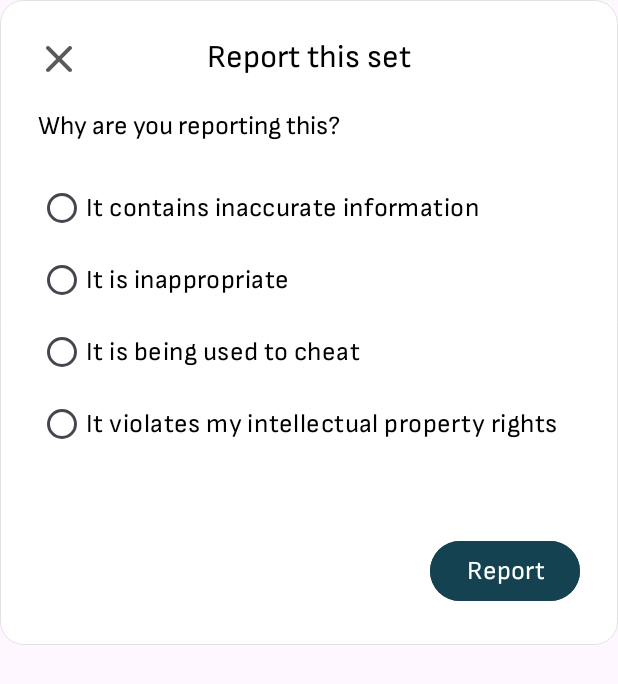
After one commit to natagzn/PrepWiseMobile, an Android app: the layout dialog_report.xml on its own in the app's theme, with its tools: preview values and no code run, on a phone screen of 412 x 824 dp. The commit adds this screen. Shown: the top 684 px of the screen. Run offline under Robolectric (Android 15) with nearby library versions, the phone set to English and light mode, and no system bars.

Commit message:
PS-37 Create report dialog

```diff
--- a/PrepWise/app/src/main/java/com/example/prepwise/activities/MainActivity.kt
+++ b/PrepWise/app/src/main/java/com/example/prepwise/activities/MainActivity.kt
@@ -70,10 +70,6 @@ class MainActivity : AppCompatActivity() {
 
         val bottomNavigationView = findViewById<BottomNavigationView>(R.id.bottom_navigation)
         bottomNavigationView.visibility = View.VISIBLE
-
-//        if(savedInstanceState==null){
-//            supportFragmentManager.beginTransaction().replace(R.id.fragment_container, HomeFragment()).commit()
-//        }
 
         // Перенаправленнян на фрагмент
         val fragmentToOpen = intent.getStringExtra("openFragment")
--- /dev/null
+++ b/PrepWise/app/src/main/res/layout/dialog_report.xml
@@ -0,0 +1,95 @@
+<?xml version="1.0" encoding="utf-8"?>
+<LinearLayout
+    xmlns:android="http://schemas.android.com/apk/res/android"
+    xmlns:app="http://schemas.android.com/apk/res-auto"
+    xmlns:tools="http://schemas.android.com/tools"
+    android:layout_width="match_parent"
+    android:layout_height="wrap_content"
+    android:background="@drawable/white_rounded_background"
+    android:orientation="vertical"
+    android:padding="25dp">
+
+    <androidx.constraintlayout.widget.ConstraintLayout
+        android:layout_width="match_parent"
+        android:layout_height="match_parent"
+        android:layout_marginBottom="20dp">
+
+        <ImageView
+            android:id="@+id/close"
+            android:layout_width="wrap_content"
+            android:layout_height="wrap_content"
+            android:padding="5dp"
+            app:layout_constraintStart_toStartOf="parent"
+            app:layout_constraintTop_toTopOf="parent"
+            app:srcCompat="@drawable/close" />
+
+        <TextView
+            android:id="@+id/title"
+            android:layout_width="wrap_content"
+            android:layout_height="wrap_content"
+            android:fontFamily="@font/regular"
+            android:text="Report this set"
+            android:textColor="@color/black"
+            style="@style/bold_20"
+            app:layout_constraintEnd_toEndOf="parent"
+            app:layout_constraintStart_toStartOf="parent"
+            tools:layout_editor_absoluteY="2dp" />
+    </androidx.constraintlayout.widget.ConstraintLayout>
+
+    <TextView
+        android:layout_width="wrap_content"
+        android:layout_height="wrap_content"
+        android:text="Why are you reporting this?"
+        android:textColor="@color/black"
+        style="@style/regular_16"
+        android:layout_marginBottom="20dp" />
+
+    <RadioGroup
+        android:id="@+id/reason_radio_group"
+        android:layout_width="match_parent"
+        android:layout_height="wrap_content"
+        android:layout_marginBottom="50dp">
+
+        <RadioButton
+            android:layout_width="wrap_content"
+            android:layout_height="wrap_content"
+            android:textColor="@color/black"
+            style="@style/regular_16"
+            android:text="It contains inaccurate information"
+            android:fontFamily="@font/regular" />
+
+        <RadioButton
+            style="@style/regular_16"
+            android:layout_width="wrap_content"
+            android:layout_height="wrap_content"
+            android:fontFamily="@font/regular"
+            android:text="It is inappropriate"
+            android:textColor="@color/black" />
+
+        <RadioButton
+            android:layout_width="wrap_content"
+            android:layout_height="wrap_content"
+            android:textColor="@color/black"
+            style="@style/regular_16"
+            android:text="It is being used to cheat"
+            android:fontFamily="@font/regular" />
+
+        <RadioButton
+            android:layout_width="wrap_content"
+            android:layout_height="wrap_content"
+            android:textColor="@color/black"
+            style="@style/regular_16"
+            android:text="It violates my intellectual property rights"
+            android:fontFamily="@font/regular" />
+    </RadioGroup>
+
+    <Button
+        android:id="@+id/submit_button"
+        android:layout_width="wrap_content"
+        android:layout_height="wrap_content"
+        android:layout_gravity="end"
+        android:text="Report"
+        android:backgroundTint="@color/green"
+        android:textColor="@color/white"
+        style="@style/regular_16"/>
+</LinearLayout>
--- a/PrepWise/app/src/main/res/layout/fragment_new_followers.xml
+++ b/PrepWise/app/src/main/res/layout/fragment_new_followers.xml
@@ -1,9 +1,10 @@
-<FrameLayout xmlns:android="http://schemas.android.com/apk/res/android"
+<com.google.android.material.card.MaterialCardView xmlns:android="http://schemas.android.com/apk/res/android"
     xmlns:app="http://schemas.android.com/apk/res-auto"
     xmlns:tools="http://schemas.android.com/tools"
     android:layout_width="match_parent"
     android:layout_height="wrap_content"
     android:layout_gravity="center"
+    android:backgroundTint="@color/white"
     android:background="@drawable/white_rounded_background"
     tools:context=".fragments.NewFollowersFragment">
 
@@ -45,4 +46,4 @@
             app:layout_constraintTop_toBottomOf="@id/textView" />
 
     </androidx.constraintlayout.widget.ConstraintLayout>
-</FrameLayout>
+</com.google.android.material.card.MaterialCardView>
--- a/PrepWise/app/src/main/res/values/themes.xml
+++ b/PrepWise/app/src/main/res/values/themes.xml
@@ -97,4 +97,10 @@
         <item name="android:windowExitAnimation">@anim/slide_out_bottom</item>
     </style>
 
+    <style name="RoundedDialogTheme" parent="Theme.AppCompat.Light.Dialog.Alert">
+        <item name="android:windowBackground">@android:color/transparent</item>
+        <item name="android:backgroundDimEnabled">true</item>
+    </style>
+
+
 </resources>
```
Also changed, not shown: PrepWise/app/src/main/java/com/example/prepwise/DialogUtils.kt (+35 -0 lines), PrepWise/app/src/main/java/com/example/prepwise/fragments/NewFollowersFragment.kt (+9 -0 lines), PrepWise/app/src/main/java/com/example/prepwise/fragments/ViewSetFragment.kt (+9 -0 lines), PrepWise/app/src/main/res/values/strings.xml (+9 -0 lines), 2 other files.
